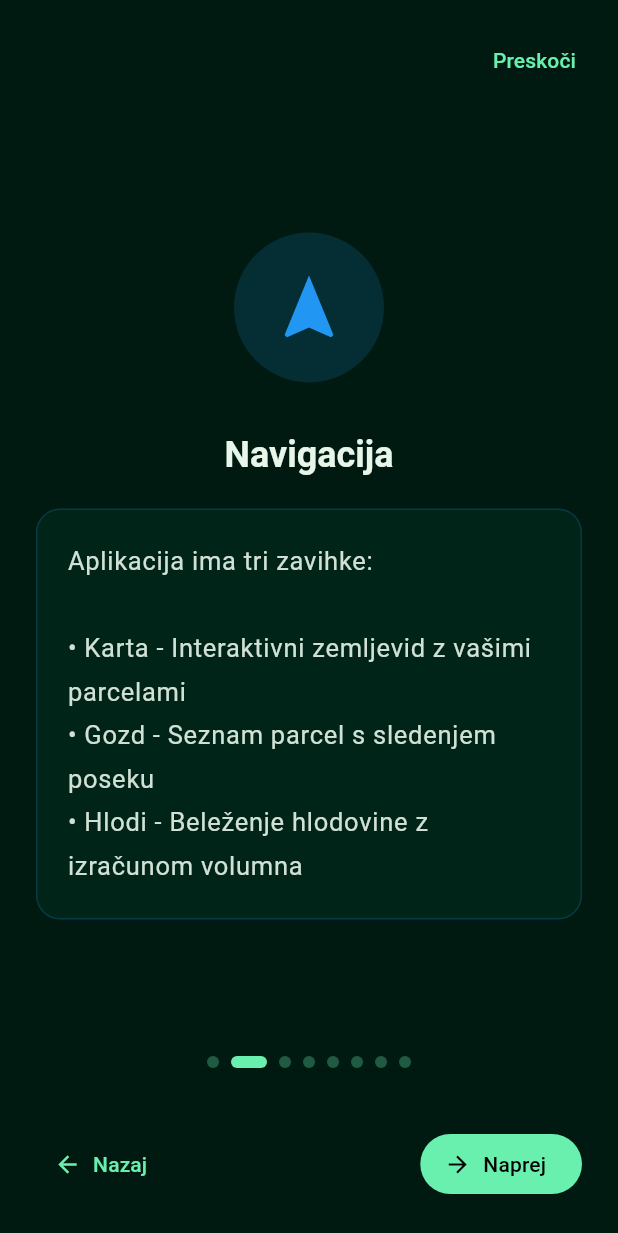
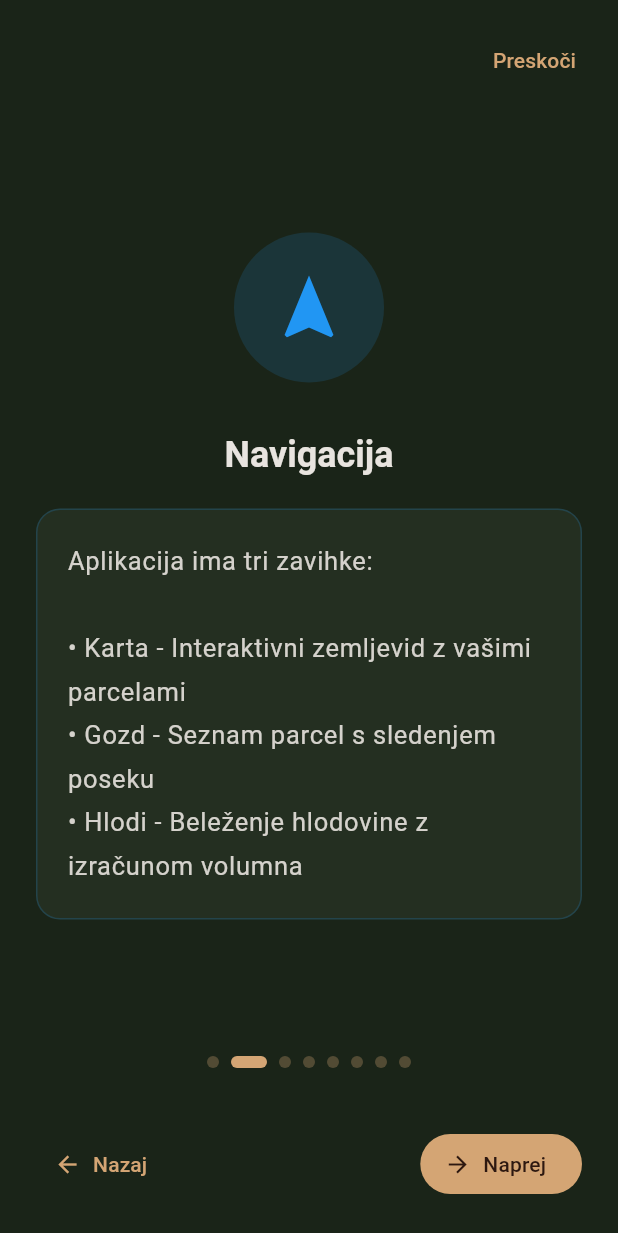
Before and after one commit to dz0ny/gozdar, a Flutter app: the screen it shows after launch, swiped to page 2, on a phone screen of 412 x 824 dp. Shown: the top 1233 px of the screen. Run offline on Flutter 3.47's test engine with Material 3 defaults, Android fonts, the light colour scheme and no system bars; our stand-ins replace file_picker, flutter_compass, flutter_map, geolocator, latlong2, objectbox and 3 more; missing offline and left inert: excel, flutter_map_tile_caching, ota_update, proj4dart; generated files the repository leaves out were written again.

Commit message:
feat: Update UI text for log addition and entry forms; enhance map controls with badge colors

```diff
--- a/lib/screens/batch_detail_screen.dart
+++ b/lib/screens/batch_detail_screen.dart
@@ -525,7 +525,7 @@ class _AddLogToBatchSheetState extends State<_AddLogToBatchSheet> {
               Row(
                 children: [
                   Text(
-                    _addedCount > 0 ? 'Dodaj hlod (+$_addedCount)' : 'Dodaj hlod',
+                    _addedCount > 0 ? 'Dodaj (+$_addedCount)' : 'Dodaj',
                     style: const TextStyle(fontSize: 18, fontWeight: FontWeight.bold),
                   ),
                   const Spacer(),
--- a/lib/theme/app_theme.dart
+++ b/lib/theme/app_theme.dart
@@ -1,44 +1,44 @@
 import 'package:flutter/material.dart';
 
 class AppTheme {
-  // Forest Green theme for Gozdar
+  // Woody Forest theme for Gozdar
   static ThemeData get greenTheme {
     return ThemeData(
       useMaterial3: true,
       colorScheme: const ColorScheme.dark(
         brightness: Brightness.dark,
-        primary: Color(0xFF69F0AE), // Bright green
-        onPrimary: Color(0xFF000000),
-        primaryContainer: Color(0xFF00695C), // Dark teal-green
-        onPrimaryContainer: Color(0xFFB9F6CA),
-        secondary: Color(0xFF64FFDA),
-        onSecondary: Color(0xFF000000),
-        secondaryContainer: Color(0xFF004D40),
-        onSecondaryContainer: Color(0xFFB9F6CA),
-        tertiary: Color(0xFF1DE9B6),
-        onTertiary: Color(0xFF000000),
+        primary: Color(0xFFD4A574), // Warm wood tan
+        onPrimary: Color(0xFF2D1810), // Dark brown
+        primaryContainer: Color(0xFF5D4037), // Medium brown
+        onPrimaryContainer: Color(0xFFEFDDD1),
+        secondary: Color(0xFF8FBF6B), // Forest sage green
+        onSecondary: Color(0xFF1B3212),
+        secondaryContainer: Color(0xFF3E5435), // Dark moss green
+        onSecondaryContainer: Color(0xFFD4E8C8),
+        tertiary: Color(0xFFE6A35E), // Amber/honey
+        onTertiary: Color(0xFF2D1810),
         error: Color(0xFFCF6679),
         onError: Color(0xFF000000),
-        surface: Color(0xFF001A12), // Very dark green-tinted
-        onSurface: Color(0xFFE8F5E9),
-        surfaceContainerHighest: Color(0xFF002D1F),
-        onSurfaceVariant: Color(0xFFB9F6CA),
-        outline: Color(0xFF69F0AE),
+        surface: Color(0xFF1A2418), // Very dark forest green
+        onSurface: Color(0xFFE8E4DF), // Warm off-white
+        surfaceContainerHighest: Color(0xFF2D3A2A), // Dark green-brown
+        onSurfaceVariant: Color(0xFFCBC5BC),
+        outline: Color(0xFF8B7355), // Bark brown
       ),
-      scaffoldBackgroundColor: const Color(0xFF001A12),
+      scaffoldBackgroundColor: const Color(0xFF1A2418),
       appBarTheme: const AppBarTheme(
         centerTitle: true,
         elevation: 0,
-        backgroundColor: Color(0xFF002D1F),
-        foregroundColor: Color(0xFFE8F5E9),
+        backgroundColor: Color(0xFF2D3A2A),
+        foregroundColor: Color(0xFFE8E4DF),
       ),
       cardTheme: CardThemeData(
         elevation: 2,
-        color: const Color(0xFF002D1F),
+        color: const Color(0xFF2D3A2A),
         shape: RoundedRectangleBorder(
           borderRadius: BorderRadius.circular(12),
           side: const BorderSide(
-            color: Color(0xFF69F0AE),
+            color: Color(0xFF5D4037),
             width: 1,
           ),
         ),
@@ -46,35 +46,35 @@ class AppTheme {
       inputDecorationTheme: InputDecorationTheme(
         border: OutlineInputBorder(
           borderRadius: BorderRadius.circular(12),
-          borderSide: const BorderSide(color: Color(0xFF69F0AE)),
+          borderSide: const BorderSide(color: Color(0xFF8B7355)),
         ),
         filled: true,
-        fillColor: const Color(0xFF002D1F),
+        fillColor: const Color(0xFF2D3A2A),
       ),
       elevatedButtonTheme: ElevatedButtonThemeData(
         style: ElevatedButton.styleFrom(
-          backgroundColor: const Color(0xFF69F0AE),
-          foregroundColor: const Color(0xFF000000),
+          backgroundColor: const Color(0xFFD4A574),
+          foregroundColor: const Color(0xFF2D1810),
         ),
       ),
       floatingActionButtonTheme: const FloatingActionButtonThemeData(
-        backgroundColor: Color(0xFF69F0AE),
-        foregroundColor: Color(0xFF000000),
+        backgroundColor: Color(0xFFD4A574),
+        foregroundColor: Color(0xFF2D1810),
       ),
       navigationBarTheme: NavigationBarThemeData(
-        backgroundColor: const Color(0xFF002D1F),
-        indicatorColor: const Color(0xFF69F0AE).withValues(alpha: 0.3),
+        backgroundColor: const Color(0xFF2D3A2A),
+        indicatorColor: const Color(0xFFD4A574).withValues(alpha: 0.3),
         iconTheme: WidgetStateProperty.resolveWith((states) {
           if (states.contains(WidgetState.selected)) {
-            return const IconThemeData(color: Color(0xFF69F0AE));
+            return const IconThemeData(color: Color(0xFFD4A574));
           }
-          return const IconThemeData(color: Color(0xFFB9F6CA));
+          return const IconThemeData(color: Color(0xFFCBC5BC));
         }),
         labelTextStyle: WidgetStateProperty.resolveWith((states) {
           if (states.contains(WidgetState.selected)) {
-            return const TextStyle(color: Color(0xFF69F0AE), fontSize: 12);
+            return const TextStyle(color: Color(0xFFD4A574), fontSize: 12);
           }
-          return const TextStyle(color: Color(0xFFB9F6CA), fontSize: 12);
+          return const TextStyle(color: Color(0xFFCBC5BC), fontSize: 12);
         }),
       ),
     );
--- a/lib/widgets/add_log_sheet.dart
+++ b/lib/widgets/add_log_sheet.dart
@@ -138,7 +138,7 @@ class _AddLogSheetState extends State<AddLogSheet> {
               Row(
                 children: [
                   Text(
-                    _addedCount > 0 ? 'Dodaj hlod (+$_addedCount)' : 'Dodaj hlod',
+                    _addedCount > 0 ? 'Dodaj (+$_addedCount)' : 'Dodaj',
                     style: const TextStyle(fontSize: 18, fontWeight: FontWeight.bold),
                   ),
                   const Spacer(),
--- a/lib/widgets/log_entry_form.dart
+++ b/lib/widgets/log_entry_form.dart
@@ -189,7 +189,7 @@ class _LogEntryFormState extends State<LogEntryForm> {
   Widget build(BuildContext context) {
     return Scaffold(
       appBar: AppBar(
-        title: Text(widget.logEntry == null ? 'Dodaj hlod' : 'Uredi hlod'),
+        title: Text(widget.logEntry == null ? 'Nov' : 'Uredi'),
         actions: [
           IconButton(
             icon: const Icon(Icons.check),
@@ -396,7 +396,7 @@ class _LogEntryFormState extends State<LogEntryForm> {
             FilledButton.icon(
               onPressed: _saveEntry,
               icon: const Icon(Icons.save),
-              label: const Text('Shrani hlod'),
+              label: const Text('Shrani'),
               style: FilledButton.styleFrom(
                 padding: const EdgeInsets.all(16),
               ),
--- a/lib/widgets/map_controls.dart
+++ b/lib/widgets/map_controls.dart
@@ -78,6 +78,8 @@ class MapControls extends StatelessWidget {
               tooltip: 'Shranjene lokacije',
               child: Badge(
                 label: Text('$locationsCount'),
+                backgroundColor: Theme.of(context).colorScheme.tertiary,
+                textColor: Theme.of(context).colorScheme.onTertiary,
                 child: const Icon(Icons.location_on),
               ),
             ),
--- a/pubspec.yaml
+++ b/pubspec.yaml
@@ -16,7 +16,7 @@ publish_to: 'none' # Remove this line if you wish to publish to pub.dev
 # https://developer.apple.com/library/archive/documentation/General/Reference/InfoPlistKeyReference/Articles/CoreFoundationKeys.html
 # In Windows, build-name is used as the major, minor, and patch parts
 # of the product and file versions while build-number is used as the build suffix.
-version: 2025.1207.2+2
+version: 2025.1207.3+3
 
 environment:
   sdk: ^3.9.2
```
Also changed, not shown: lib/screens/map_tab.dart (+6 -6 lines).
